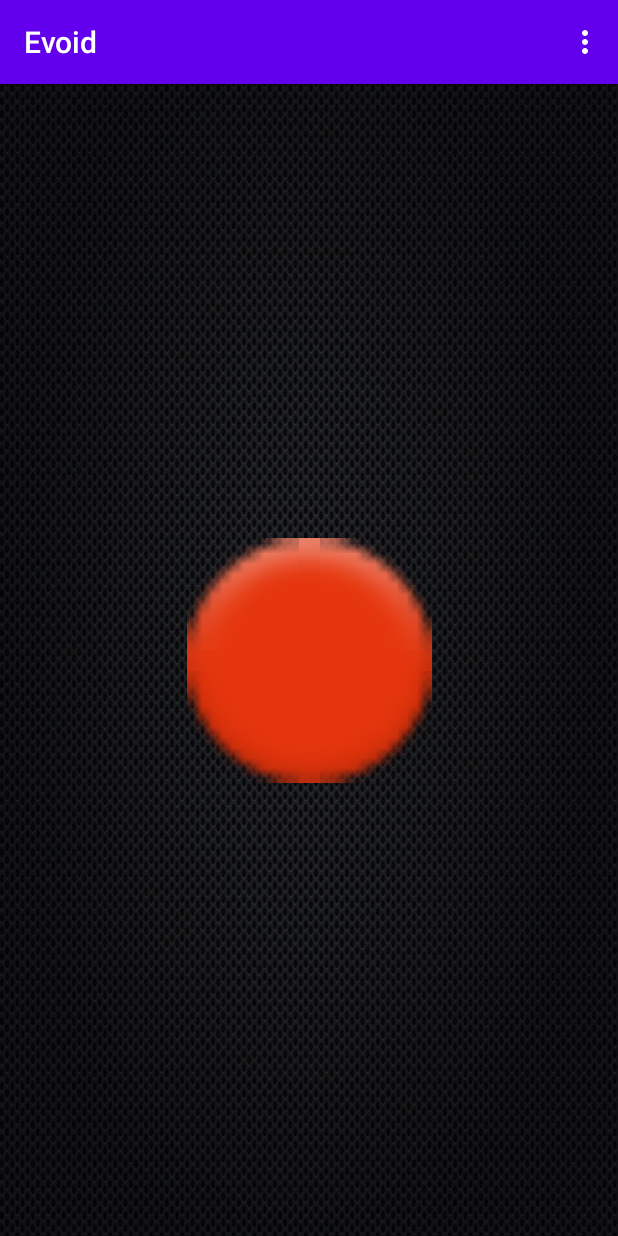
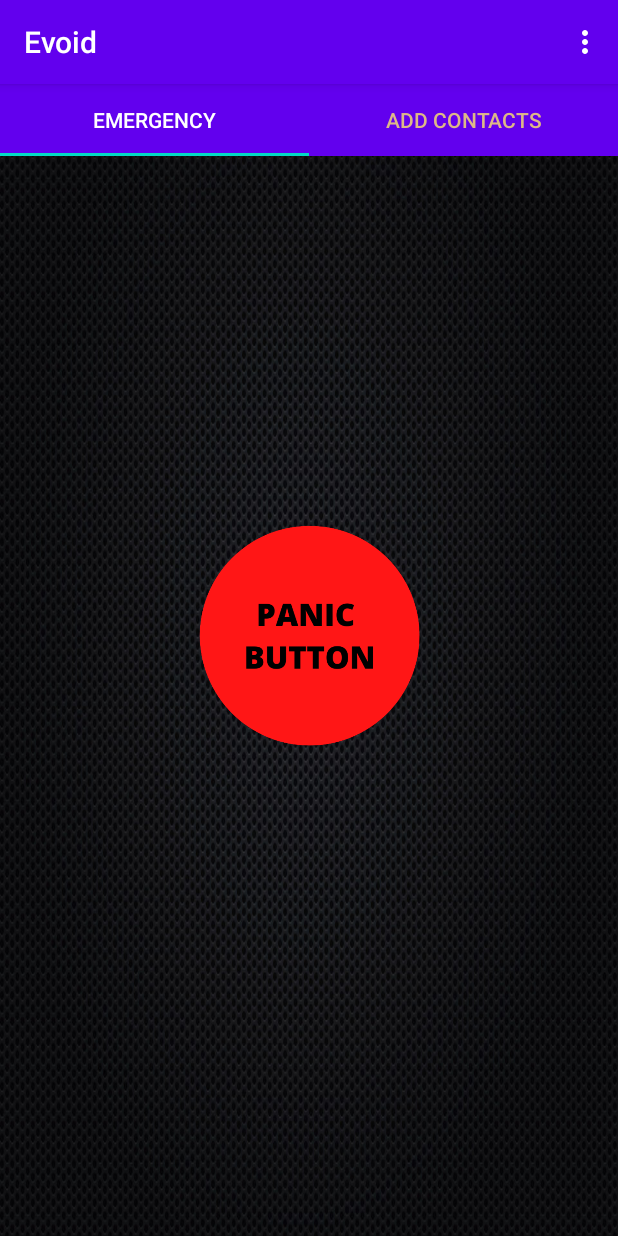
Before and after one commit to Evoid-sos/minor-project, an Android app: the screen it shows after launch once a user with an empty profile is signed in (MainActivity2), on a phone screen of 412 x 824 dp. Run offline under Robolectric (Android 15) with nearby library versions, the phone set to English and light mode, and no system bars; our stand-ins replace Firebase (no records; nobody signed in at launch, a user with empty details on screens opened directly).

Commit message:
TabLayout Activity on main page

```diff
--- a/app/build.gradle
+++ b/app/build.gradle
@@ -60,6 +60,8 @@ dependencies {
     implementation 'androidx.navigation:navigation-ui:2.3.0'
     implementation 'androidx.navigation:navigation-fragment-ktx:2.3.0'
     implementation 'androidx.navigation:navigation-ui-ktx:2.3.0'
+    implementation 'com.google.android.material:material:1.1.0'
+    implementation 'com.google.android.material:material:1.1.0'
     testImplementation 'junit:junit:4.13'
     androidTestImplementation 'androidx.test.ext:junit:1.1.2'
     androidTestImplementation 'androidx.test.espresso:espresso-core:3.3.0'
--- a/app/src/main/AndroidManifest.xml
+++ b/app/src/main/AndroidManifest.xml
@@ -1,7 +1,7 @@
 <?xml version="1.0" encoding="utf-8"?>
 <manifest xmlns:android="http://schemas.android.com/apk/res/android"
     package="com.example.evoid">
-
+    <uses-permission android:name="android.permission.CALL_PHONE" />
     <application
         android:allowBackup="true"
         android:icon="@mipmap/ic_launcher"
@@ -9,7 +9,7 @@
         android:roundIcon="@mipmap/ic_launcher_round"
         android:supportsRtl="true"
         android:theme="@style/AppTheme">
-        <activity android:name=".cybersecurity"></activity>
+        <activity android:name=".cybersecurity" />
         <activity android:name=".faqs" />
         <activity android:name=".guidelines" />
         <activity android:name=".covidHelplines" />
--- a/app/src/main/java/com/example/evoid/MainActivity2.kt
+++ b/app/src/main/java/com/example/evoid/MainActivity2.kt
@@ -1,16 +1,21 @@
 package com.example.evoid
 
 import android.content.Intent
+import android.content.pm.ActivityInfo
 import android.os.Bundle
 import android.view.Menu
 import android.view.MenuItem
-import android.widget.ImageView
 import android.widget.Toast
 import androidx.appcompat.app.AppCompatActivity
+import androidx.viewpager.widget.ViewPager
+import com.google.android.material.tabs.TabLayout
 import com.google.firebase.auth.ktx.auth
 import com.google.firebase.ktx.Firebase
+import kotlinx.android.synthetic.main.activity_main2.*
 
 class MainActivity2 : AppCompatActivity() {
+    lateinit var tabLayout: TabLayout
+    lateinit var viewPager: ViewPager
 
     override fun onCreateOptionsMenu(menu: Menu?): Boolean {
         val inflater = menuInflater;
@@ -42,12 +47,26 @@ class MainActivity2 : AppCompatActivity() {
     override fun onCreate(savedInstanceState: Bundle?) {
         super.onCreate(savedInstanceState)
         setContentView(R.layout.activity_main2)
-        val panicButton = findViewById(R.id.panicButton) as ImageView
-        panicButton.setOnClickListener()
-        {
-            Toast.makeText(applicationContext, "PANIC", Toast.LENGTH_LONG).show()
-        }
+        this.setRequestedOrientation(ActivityInfo.SCREEN_ORIENTATION_PORTRAIT)
+        tabLayout = findViewById(R.id.tabLayout)
+        viewPager = findViewById(R.id.viewPager)
+        tabLayout.addTab(tabLayout.newTab().setText("EMERGENCY"))
+        tabLayout.addTab(tabLayout.newTab().setText("ADD CONTACTS"))
+        tabLayout.tabGravity = TabLayout.GRAVITY_FILL
+        val adapter = MyAdapter(this, supportFragmentManager,
+            tabLayout.tabCount)
+        viewPager.adapter = adapter
+        viewPager.addOnPageChangeListener(TabLayout.TabLayoutOnPageChangeListener(tabLayout))
+        tabLayout.addOnTabSelectedListener(object : TabLayout.OnTabSelectedListener {
+            override fun onTabSelected(tab: TabLayout.Tab) {
+                viewPager.currentItem = tab.position
+            }
+            override fun onTabUnselected(tab: TabLayout.Tab) {}
+            override fun onTabReselected(tab: TabLayout.Tab) {}
+        })
+
     }
+
 
     private fun signOut()
     {
--- /dev/null
+++ b/app/src/main/java/com/example/evoid/MyAdapter.kt
@@ -0,0 +1,27 @@
+package com.example.evoid
+import android.content.Context
+import androidx.fragment.app.Fragment
+import androidx.fragment.app.FragmentManager
+import androidx.fragment.app.FragmentPagerAdapter
+@Suppress("DEPRECATION")
+internal class MyAdapter(
+    var context: Context,
+    fm: FragmentManager,
+    var totalTabs: Int
+) :
+    FragmentPagerAdapter(fm) {
+    override fun getItem(position: Int): Fragment {
+        return when (position) {
+            0 -> {
+                emergency()
+            }
+            1 -> {
+                contacts()
+            }
+            else -> getItem(position)
+        }
+    }
+    override fun getCount(): Int {
+        return totalTabs
+    }
+}
--- /dev/null
+++ b/app/src/main/java/com/example/evoid/contacts.kt
@@ -0,0 +1,16 @@
+package com.example.evoid
+
+import android.os.Bundle
+import android.view.LayoutInflater
+import android.view.View
+import android.view.ViewGroup
+import androidx.fragment.app.Fragment
+class contacts : Fragment() {
+    override fun onCreateView(
+        inflater: LayoutInflater, container: ViewGroup?,
+        savedInstanceState: Bundle?
+    ): View? {
+        // Inflate the layout for this fragment
+        return inflater.inflate(R.layout.fragment_contacts, container, false)
+    }
+}
--- /dev/null
+++ b/app/src/main/java/com/example/evoid/emergency.kt
@@ -0,0 +1,30 @@
+package com.example.evoid
+
+import android.content.Intent
+import android.net.Uri
+import android.os.Bundle
+import android.view.LayoutInflater
+import android.view.View
+import android.view.ViewGroup
+import androidx.fragment.app.Fragment
+import kotlinx.android.synthetic.main.fragment_emergency.view.*
+
+
+class emergency : Fragment() {
+    override fun onCreateView(
+        inflater: LayoutInflater, container: ViewGroup?,
+        savedInstanceState: Bundle?
+    ): View? {
+        // Inflate the layout for this fragment
+        val view: View = inflater!!.inflate(R.layout.fragment_emergency, container, false)
+
+        view.emergencybutton.setOnClickListener { view ->
+            val intent = Intent(Intent.ACTION_DIAL)
+            intent.data = Uri.parse("tel:0123456789")
+            startActivity(intent)
+        }
+
+        // Return the fragment view/layout
+        return view
+    }
+}
--- a/app/src/main/res/layout/activity_main2.xml
+++ b/app/src/main/res/layout/activity_main2.xml
@@ -1,23 +1,25 @@
 <?xml version="1.0" encoding="utf-8"?>
-<androidx.constraintlayout.widget.ConstraintLayout xmlns:android="http://schemas.android.com/apk/res/android"
-    xmlns:app="http://schemas.android.com/apk/res-auto"
+<RelativeLayout xmlns:android="http://schemas.android.com/apk/res/android"
     xmlns:tools="http://schemas.android.com/tools"
     android:layout_width="match_parent"
     android:layout_height="match_parent"
+    xmlns:app="http://schemas.android.com/apk/res-auto"
     android:background="@drawable/login_bg3"
     tools:context=".MainActivity2">
-
-    <ImageView
-        android:id="@+id/panicButton"
-        android:layout_width="175dp"
-        android:layout_height="163dp"
-        android:layout_marginStart="118dp"
-        android:layout_marginTop="284dp"
-        android:layout_marginEnd="118dp"
-        android:layout_marginBottom="284dp"
-        app:layout_constraintBottom_toBottomOf="parent"
-        app:layout_constraintEnd_toEndOf="parent"
-        app:layout_constraintStart_toStartOf="parent"
-        app:layout_constraintTop_toTopOf="parent"
-        app:srcCompat="@android:drawable/ic_notification_overlay" />
-</androidx.constraintlayout.widget.ConstraintLayout>
+    <com.google.android.material.tabs.TabLayout
+        android:id="@+id/tabLayout"
+        android:layout_width="match_parent"
+        android:layout_height="wrap_content"
+        android:background="@color/colorPrimary"
+        app:tabTextColor="#DEB887"
+        app:tabSelectedTextColor="#ffffff">
+    </com.google.android.material.tabs.TabLayout>
+    <androidx.viewpager.widget.ViewPager
+        android:id="@+id/viewPager"
+        android:layout_width="wrap_content"
+        android:layout_height="wrap_content"
+        android:layout_below="@id/tabLayout"
+        android:layout_centerInParent="true"
+        android:layout_marginTop="100dp"
+        tools:layout_editor_absoluteX="8dp" />
+</RelativeLayout>
--- a/app/src/main/res/layout/activity_registered.xml
+++ b/app/src/main/res/layout/activity_registered.xml
@@ -193,7 +193,7 @@
     <LinearLayout
         android:id="@+id/backToLogin"
         android:layout_width="match_parent"
-        android:layout_height="match_parent"
+        android:layout_height="wrap_content"
         android:gravity="center"
         android:orientation="horizontal"
         android:paddingLeft="5dp"
--- /dev/null
+++ b/app/src/main/res/layout/fragment_contacts.xml
@@ -0,0 +1,15 @@
+<?xml version="1.0" encoding="utf-8"?>
+<FrameLayout xmlns:android="http://schemas.android.com/apk/res/android"
+    xmlns:tools="http://schemas.android.com/tools"
+    android:layout_width="match_parent"
+    android:layout_height="match_parent"
+    tools:context=".contacts">
+
+    <TextView
+        android:layout_width="match_parent"
+        android:layout_height="match_parent"
+        android:text="Contacts Fragment"
+        android:textAlignment="center"
+        android:textSize="16sp"
+        android:textStyle="bold" />
+</FrameLayout>
--- /dev/null
+++ b/app/src/main/res/layout/fragment_emergency.xml
@@ -0,0 +1,27 @@
+<?xml version="1.0" encoding="utf-8"?>
+<androidx.constraintlayout.widget.ConstraintLayout xmlns:android="http://schemas.android.com/apk/res/android"
+    xmlns:app="http://schemas.android.com/apk/res-auto"
+    xmlns:tools="http://schemas.android.com/tools"
+    android:id="@+id/linearLayout3"
+    android:layout_width="match_parent"
+    android:layout_height="match_parent"
+    android:gravity="center"
+    android:orientation="vertical"
+    android:padding="10dp"
+    tools:context=".emergency">
+
+    <ImageView
+        android:id="@+id/emergencybutton"
+        android:layout_width="151dp"
+        android:layout_height="214dp"
+        android:layout_marginStart="120dp"
+        android:layout_marginTop="163dp"
+        android:layout_marginEnd="120dp"
+        android:layout_marginBottom="344dp"
+        android:src="@drawable/emergencybutton"
+        app:layout_constraintBottom_toBottomOf="parent"
+        app:layout_constraintEnd_toEndOf="parent"
+        app:layout_constraintStart_toStartOf="parent"
+        app:layout_constraintTop_toTopOf="parent" />
+
+</androidx.constraintlayout.widget.ConstraintLayout>
--- a/app/src/main/res/menu/main_menu.xml
+++ b/app/src/main/res/menu/main_menu.xml
@@ -1,6 +1,6 @@
 <?xml version="1.0" encoding="utf-8"?>
 <menu xmlns:android="http://schemas.android.com/apk/res/android">
-    <item android:title="@string/guidelines" android:id="@+id/guidelines"></item>
+]   <item android:title="@string/guidelines" android:id="@+id/guidelines"></item>
     <item android:title="@string/covid_19_helplines" android:id="@+id/covid"></item>
     <item android:title="@string/cyber_crime_protection_guideline" android:id="@+id/cybercrime"></item>
     <item android:title="@string/help" android:id="@+id/help"></item>
--- a/app/src/main/res/values/strings.xml
+++ b/app/src/main/res/values/strings.xml
@@ -34,7 +34,7 @@
     <string name="action_settings">Settings</string>
     <string name="guidelines">Guidelines</string>
     <string name="covid_19_helplines">COVID-19 Helplines</string>
-    <string name="cyber_crime_protection_guideline">Cyber Crime Protection Guideline</string>
+    <string name="cyber_crime_protection_guideline">Cyber Crime Protection Guidelines</string>
     <string name="help">Help</string>
     <string name="selected_item">Selected item:</string>
     <string name="logout">logout</string>
@@ -150,4 +150,5 @@
                     4. Stick to well-lighted, well-traveled streets. Avoid shortcuts through
                         wooded areas, parking lots, or alleys.\n\n\n\n\n
     </string>
+    <string name="hello_blank_fragment">Hello blank fragment</string>
 </resources>
```
Also changed, not shown: app/src/main/res/drawable-v24/emergencybutton.png (added).
